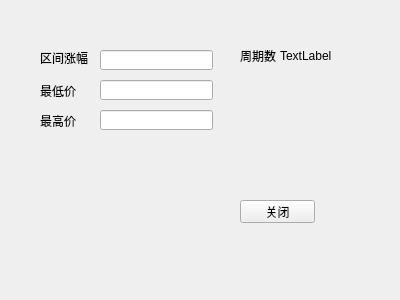
First picture: the form in StockSystem/statisticdlg.ui, repository spartawwy/StkForecast, before the edit.
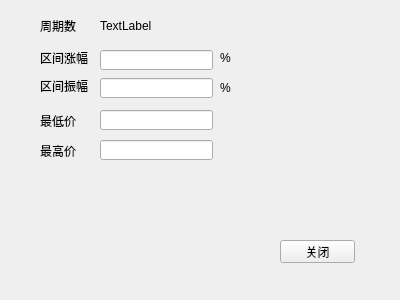
Second picture: the form after the edit.

The edit to the form file:
```diff
--- a/StockSystem/statisticdlg.ui
+++ b/StockSystem/statisticdlg.ui
@@ -30,7 +30,7 @@
    <property name="geometry">
     <rect>
      <x>40</x>
-     <y>80</y>
+     <y>110</y>
      <width>51</width>
      <height>21</height>
     </rect>
@@ -53,7 +53,7 @@
    <property name="geometry">
     <rect>
      <x>100</x>
-     <y>80</y>
+     <y>110</y>
      <width>113</width>
      <height>20</height>
     </rect>
@@ -63,7 +63,7 @@
    <property name="geometry">
     <rect>
      <x>100</x>
-     <y>110</y>
+     <y>140</y>
      <width>113</width>
      <height>20</height>
     </rect>
@@ -73,7 +73,7 @@
    <property name="geometry">
     <rect>
      <x>40</x>
-     <y>110</y>
+     <y>140</y>
      <width>51</width>
      <height>21</height>
     </rect>
@@ -85,8 +85,8 @@
   <widget class="QLabel" name="label_4">
    <property name="geometry">
     <rect>
-     <x>240</x>
-     <y>40</y>
+     <x>40</x>
+     <y>10</y>
      <width>51</width>
      <height>31</height>
     </rect>
@@ -98,8 +98,8 @@
   <widget class="QLabel" name="lab_knum">
    <property name="geometry">
     <rect>
-     <x>280</x>
-     <y>40</y>
+     <x>100</x>
+     <y>10</y>
      <width>91</width>
      <height>31</height>
     </rect>
@@ -111,8 +111,8 @@
   <widget class="QPushButton" name="pbt_close">
    <property name="geometry">
     <rect>
-     <x>240</x>
-     <y>200</y>
+     <x>280</x>
+     <y>240</y>
      <width>75</width>
      <height>23</height>
     </rect>
@@ -121,6 +121,55 @@
     <string>关闭</string>
    </property>
   </widget>
+  <widget class="QLineEdit" name="le_scale_shake">
+   <property name="geometry">
+    <rect>
+     <x>100</x>
+     <y>78</y>
+     <width>113</width>
+     <height>20</height>
+    </rect>
+   </property>
+  </widget>
+  <widget class="QLabel" name="label_5">
+   <property name="geometry">
+    <rect>
+     <x>40</x>
+     <y>70</y>
+     <width>51</width>
+     <height>31</height>
+    </rect>
+   </property>
+   <property name="text">
+    <string>区间振幅</string>
+   </property>
+  </widget>
+  <widget class="QLabel" name="label_6">
+   <property name="geometry">
+    <rect>
+     <x>220</x>
+     <y>50</y>
+     <width>21</width>
+     <height>16</height>
+    </rect>
+   </property>
+   <property name="text">
+    <string>%</string>
+   </property>
+  </widget>
+  <widget class="QLabel" name="label_7">
+   <property name="geometry">
+    <rect>
+     <x>220</x>
+     <y>80</y>
+     <width>21</width>
+     <height>16</height>
+    </rect>
+   </property>
+   <property name="text">
+    <string>%</string>
+   </property>
+  </widget>
  </widget>
  <resources/>
  <connections/>
```
Left out of the diff: 4 changed lines with no effect on the pictures.
